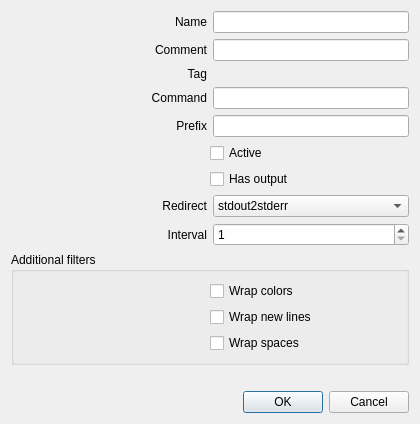
Above: sources/awesomewidgets/extscript.ui from arcan1s/awesome-widgets before the change. Below: the same form after it.
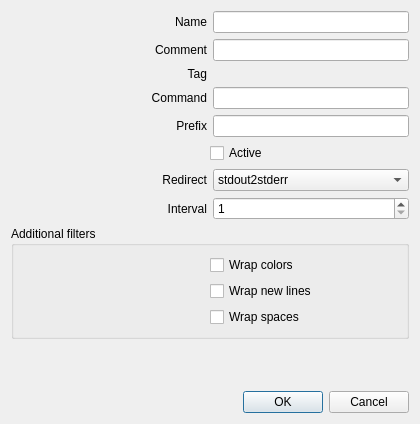
That is the form after the change.

Commit message: add ability to wrap lines rename AWToolTip to AWDataAggregator object drop hasOutput property from ExtScript fix some bugs in AWKeysAggregator

```diff
--- a/sources/awesomewidgets/extscript.ui
+++ b/sources/awesomewidgets/extscript.ui
@@ -157,36 +157,6 @@
      </item>
     </layout>
    </item>
-   <item>
-    <layout class="QHBoxLayout" name="layout_output">
-     <item>
-      <spacer name="spacer_output">
-       <property name="orientation">
-        <enum>Qt::Horizontal</enum>
-       </property>
-       <property name="sizeHint" stdset="0">
-        <size>
-         <width>40</width>
-         <height>20</height>
-        </size>
-       </property>
-      </spacer>
-     </item>
-     <item>
-      <widget class="QCheckBox" name="checkBox_output">
-       <property name="sizePolicy">
-        <sizepolicy hsizetype="Expanding" vsizetype="Fixed">
-         <horstretch>0</horstretch>
-         <verstretch>0</verstretch>
-        </sizepolicy>
-       </property>
-       <property name="text">
-        <string>Has output</string>
-       </property>
-      </widget>
-     </item>
-    </layout>
-   </item>
    <item>
     <layout class="QHBoxLayout" name="layout_redirect">
      <item>
```
Left out of the diff: 5 changed lines with no effect on the pictures. The commit also changes 17 other files.
